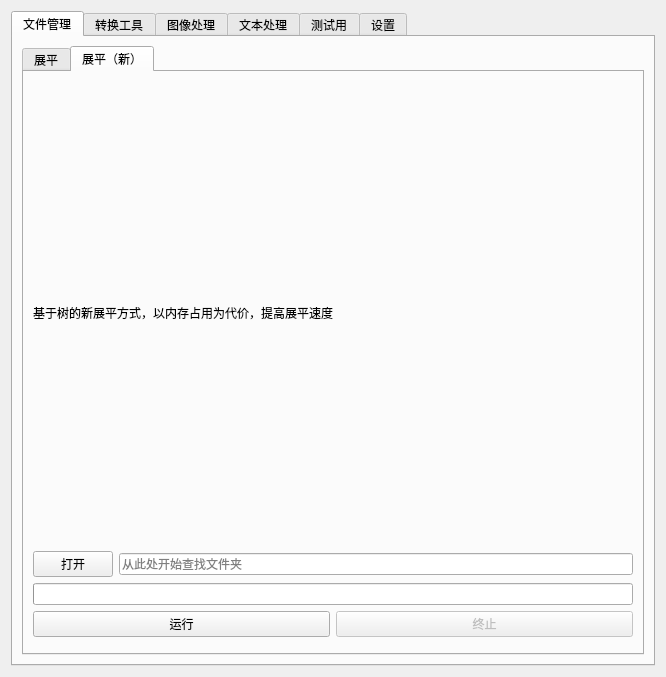
Qt form app.ui (XJF2332/JABORT) before a commit.
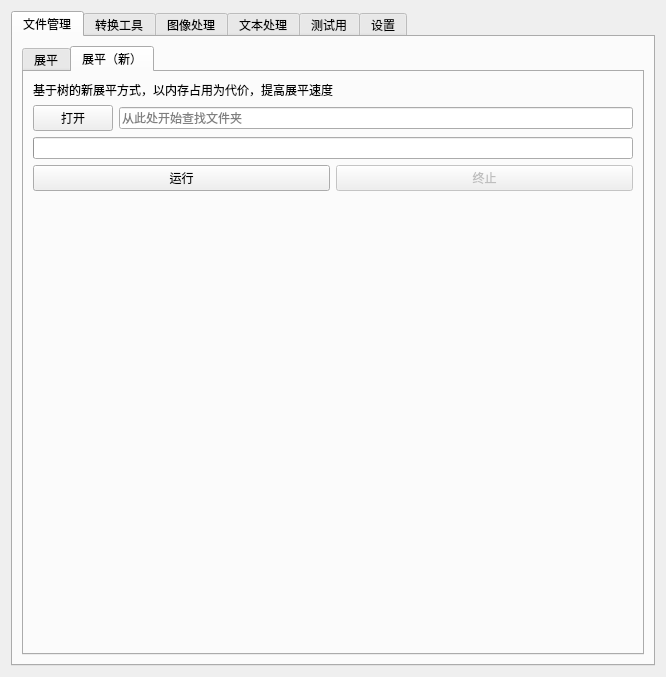
The same form after that commit. The open tabs and pages were chosen to show the change. Icons and pictures are not drawn.

What changed in the file:
```diff
--- a/app.ui
+++ b/app.ui
@@ -149,6 +149,9 @@
                <property name="placeholderText">
                 <string>从此处开始查找文件夹</string>
                </property>
+               <property name="clearButtonEnabled">
+                <bool>true</bool>
+               </property>
               </widget>
              </item>
             </layout>
@@ -189,6 +192,12 @@
              <property name="orientation">
               <enum>Qt::Orientation::Vertical</enum>
              </property>
+             <property name="sizeHint" stdset="0">
+              <size>
+               <width>0</width>
+               <height>0</height>
+              </size>
+             </property>
             </spacer>
            </item>
           </layout>
```
Left out of the diff: 6 changed lines with no effect on the pictures.
